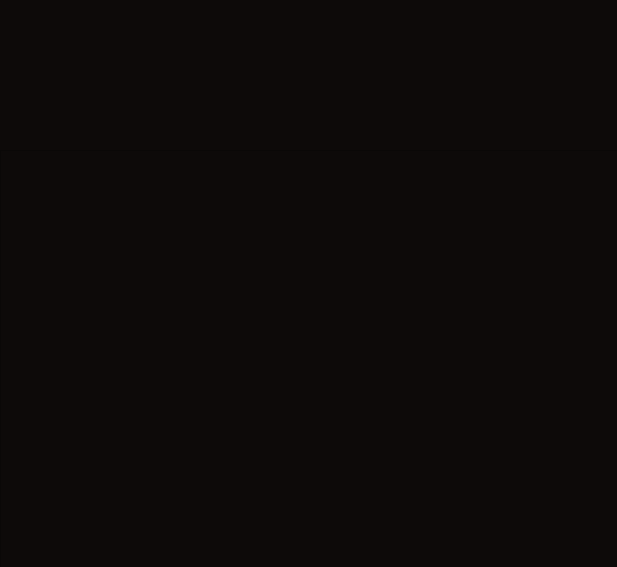
The window that liderboard_screen.ui (Glebadelo/numgame1) describes before a commit, drawn with Qt 5.
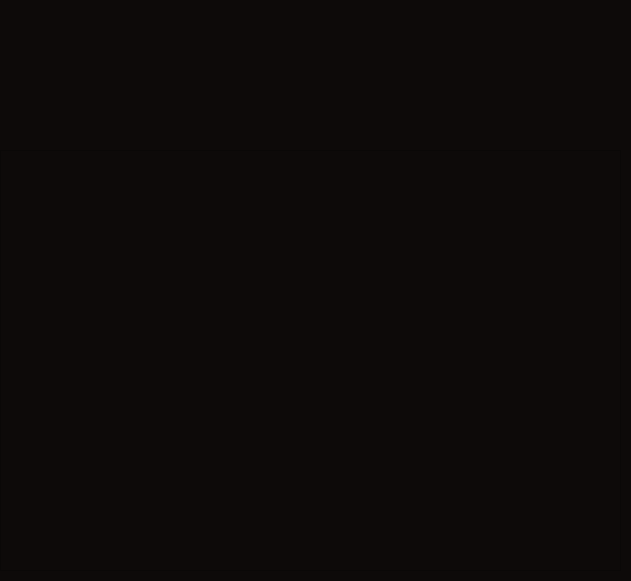
The same window after the commit.

Commit message: Создано окно лидеров вместе с таблицей. В дальнейшем доведу до ума окно игры, добавлю везде кнопки возврата в меню

```diff
--- a/liderboard_screen.ui
+++ b/liderboard_screen.ui
@@ -6,8 +6,8 @@
    <rect>
     <x>0</x>
     <y>0</y>
-    <width>617</width>
-    <height>567</height>
+    <width>631</width>
+    <height>581</height>
    </rect>
   </property>
   <property name="windowTitle">
```
The commit also changes 1 other file.
